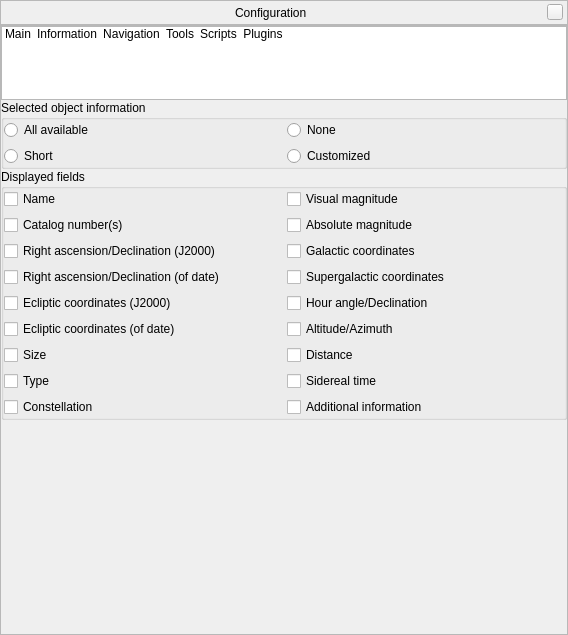
Before: the Qt Designer form src/gui/configurationDialog.ui in 519984307/stellarium_src, drawn with Qt 5.
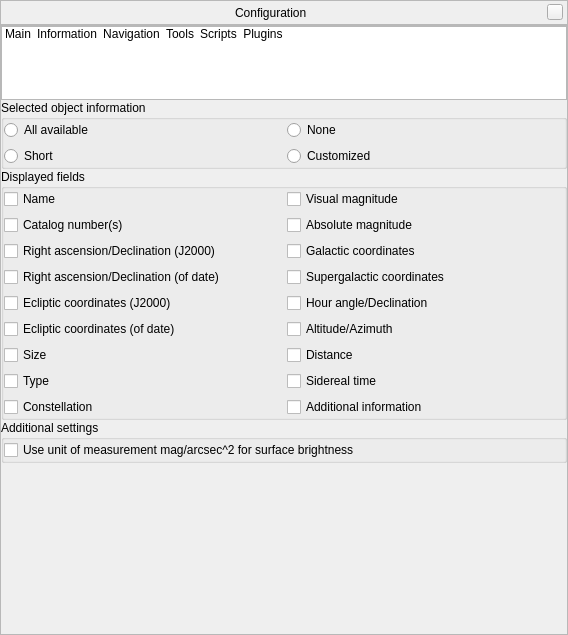
After: the same form once the commit is applied. The open tabs and pages were chosen to show the change. Icons and pictures are not drawn. Custom widgets are drawn as their Qt base class.

Commit message: Addendum of convert to StelProperty usage; Added an 'Additional settings' block for selected object info.

What changed in the file:
```diff
--- a/src/gui/configurationDialog.ui
+++ b/src/gui/configurationDialog.ui
@@ -813,6 +813,34 @@
             </layout>
            </widget>
           </item>
+          <item>
+           <widget class="QGroupBox" name="groupBoxAdditionalSettings">
+            <property name="title">
+             <string>Additional settings</string>
+            </property>
+            <layout class="QGridLayout" name="gridLayout">
+             <property name="leftMargin">
+              <number>0</number>
+             </property>
+             <property name="topMargin">
+              <number>0</number>
+             </property>
+             <property name="rightMargin">
+              <number>0</number>
+             </property>
+             <property name="bottomMargin">
+              <number>0</number>
+             </property>
+             <item row="0" column="0">
+              <widget class="QCheckBox" name="checkBoxUMSurfaceBrightness">
+               <property name="text">
+                <string>Use unit of measurement mag/arcsec^2 for surface brightness</string>
+               </property>
+              </widget>
+             </item>
+            </layout>
+           </widget>
+          </item>
           <item>
            <spacer name="verticalSpacer">
             <property name="orientation">
```
Left out of the diff: 2 changed lines with no effect on the pictures. The commit also changes 2 other files.
